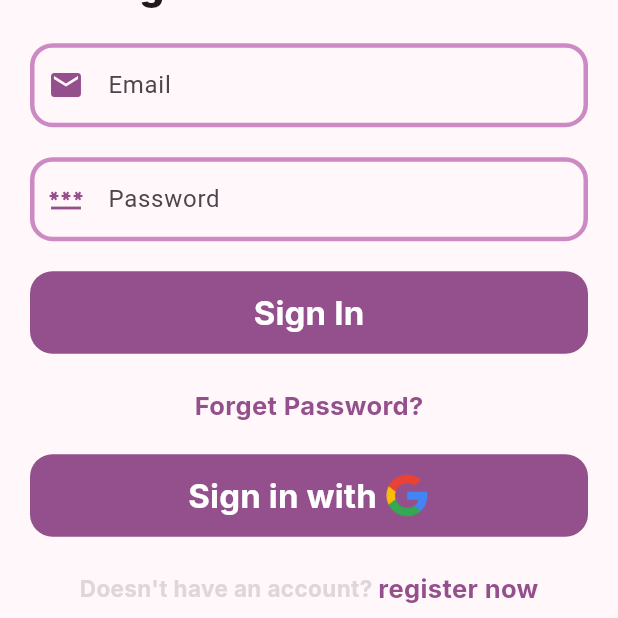
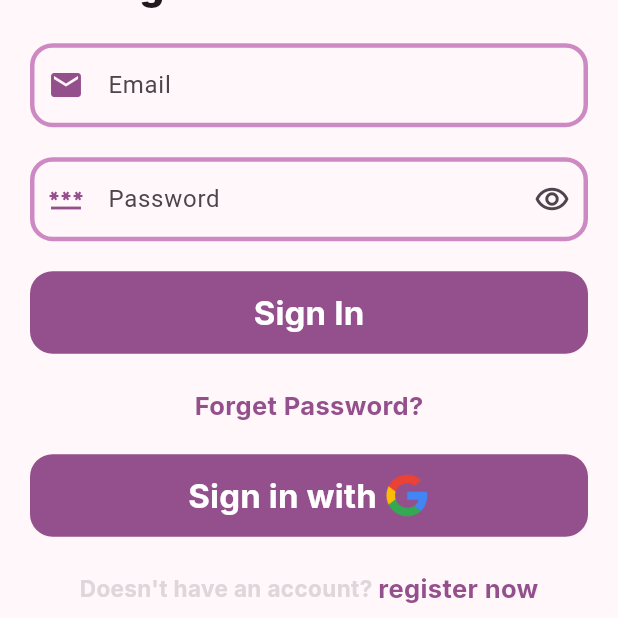
Before and after one commit to HadiAlhamed/flutter-django-real-estate, a Flutter app: the screen it shows after launch, on a phone screen of 412 x 824 dp, the part 618-1236 px from its top. Run offline on Flutter 3.47's test engine with Material 3 defaults, Android fonts, the phone set to English and light mode, and no system bars; our stand-ins replace get.

Commit message:
update login and signup with state management

```diff
--- a/lib/main.dart
+++ b/lib/main.dart
@@ -1,7 +1,9 @@
 import 'package:flutter/material.dart';
 import 'package:get/get.dart';
+import 'package:real_estate/bindings/my_bindings.dart';
 import 'package:real_estate/textstyles/text_colors.dart';
 import 'package:real_estate/views/auth/login.dart';
+import 'package:real_estate/views/auth/signup.dart';
 
 void main() {
   runApp(const MyApp());
@@ -21,8 +23,20 @@ class MyApp extends StatelessWidget {
         useMaterial3: true,
       ),
       initialRoute: '/login',
+      initialBinding: MyBindings(),
       getPages: [
-        GetPage(name: '/login', page: () => Login()),
+        GetPage(
+          name: '/login',
+          page: () => Login(),
+          transition: Transition.fade,
+          transitionDuration: const Duration(milliseconds: 300),
+        ),
+        GetPage(
+          name: '/signup',
+          page: () => Signup(),
+          transition: Transition.fade,
+          transitionDuration: const Duration(milliseconds: 300),
+        ),
       ],
     );
   }
--- a/lib/views/auth/login.dart
+++ b/lib/views/auth/login.dart
@@ -1,4 +1,6 @@
 import 'package:flutter/material.dart';
+import 'package:get/get.dart';
+import 'package:real_estate/controllers/login_controller.dart';
 import 'package:real_estate/textstyles/text_colors.dart';
 import 'package:real_estate/textstyles/text_styles.dart';
 import 'package:real_estate/widgets/my_button.dart';
@@ -8,6 +10,7 @@ import 'package:real_estate/widgets/my_row_button.dart';
 class Login extends StatelessWidget {
   Login({super.key});
   final GlobalKey<FormState> formState = GlobalKey<FormState>();
+  final LoginController loginController = Get.find<LoginController>();
   @override
   Widget build(BuildContext context) {
     final double screenWidth = MediaQuery.sizeOf(context).width;
@@ -39,12 +42,43 @@ class Login extends StatelessWidget {
                         hint: 'Email',
                         prefixIcon: Icons.email,
                       ),
-                      MyInputField(
+                      GetBuilder<LoginController>(
+                        id: 'password',
+                        init: loginController,
+                        builder: (controller) {
+                          return MyInputField(
                             hint: 'Password',
                             prefixIcon: Icons.password,
-                        isObsecure: true,
+                            isObsecure: loginController.hidePassword,
+                            suffixWidget: IconButton(
+                              onPressed: () {
+                                loginController.flipHidePassword();
+                              },
+                              icon: Icon(
+                                loginController.hidePassword
+                                    ? Icons.remove_red_eye_outlined
+                                    : Icons.remove_red_eye,
                               ),
-                      MyButton(title: 'Sign In'),
+                            ),
+                          );
+                        },
+                      ),
+                      GetBuilder(
+                        id: 'loading',
+                        init: loginController,
+                        builder: (controller) {
+                          return MyButton(
+                            title: loginController.isLoading ? null : 'Sign In',
+                            onPressed: () async {
+                              loginController.changeIsLoading(true);
+                              await Future.delayed(
+                                Duration(seconds: 3),
+                              );
+                              loginController.changeIsLoading(false);
+                            },
+                          );
+                        },
+                      ),
                       Container(
                         margin: const EdgeInsets.only(bottom: 20),
                         child: InkWell(
@@ -55,8 +89,22 @@ class Login extends StatelessWidget {
                           ),
                         ),
                       ),
-                      MyRowButton(
-                        child: Row(
+                      GetBuilder<LoginController>(
+                        id: 'loadingGoogle',
+                        init: loginController,
+                        builder: (controller) {
+                          return MyRowButton(
+                            onPressed: () async {
+                              loginController.changeIsLoadingGoogle(true);
+                              await Future.delayed(
+                                Duration(seconds: 3),
+                              );
+                              loginController.changeIsLoadingGoogle(false);
+                            },
+                            child: loginController.isLoading
+                                ? const CircularProgressIndicator(
+                                    color: Colors.white)
+                                : Row(
                                     mainAxisAlignment: MainAxisAlignment.center,
                                     children: [
                                       const Text(
@@ -70,6 +118,8 @@ class Login extends StatelessWidget {
                                       ),
                                     ],
                                   ),
+                          );
+                        },
                       ),
                       Container(
                         margin: const EdgeInsets.only(bottom: 20),
@@ -81,7 +131,9 @@ class Login extends StatelessWidget {
                               style: h4TitleStyleGrey,
                             ),
                             InkWell(
-                              onTap: () {},
+                              onTap: () {
+                                Get.offNamed('/signup');
+                              },
                               child: const Text(
                                 "register now",
                                 style: h3TitleStylePrimary,
--- a/lib/widgets/my_button.dart
+++ b/lib/widgets/my_button.dart
@@ -1,10 +1,17 @@
+// ignore_for_file: public_member_api_docs, sort_constructors_first
 import 'package:flutter/material.dart';
+
 import 'package:real_estate/textstyles/text_colors.dart';
 import 'package:real_estate/textstyles/text_styles.dart';
 
 class MyButton extends StatelessWidget {
-  final String title;
-  const MyButton({super.key, required this.title});
+  final String? title;
+  final void Function()? onPressed;
+  const MyButton({
+    super.key,
+    required this.title,
+    this.onPressed,
+  });
 
   @override
   Widget build(BuildContext context) {
@@ -25,11 +32,13 @@ class MyButton extends StatelessWidget {
           ),
           backgroundColor: WidgetStateProperty.all(primaryColor),
         ),
-        onPressed: () {},
-        child: Text(
-          title,
-          style: buttonTextStyleWhite,
-        ),
+        onPressed: onPressed,
+        child: title == null
+            ? const CircularProgressIndicator(color: Colors.white)
+            : Text(
+                title!,
+                style: buttonTextStyleWhite,
+              ),
       ),
     );
   }
--- a/lib/widgets/my_input_field.dart
+++ b/lib/widgets/my_input_field.dart
@@ -7,11 +7,13 @@ class MyInputField extends StatelessWidget {
   final String hint;
   final IconData? prefixIcon;
   final bool? isObsecure;
+  final Widget? suffixWidget;
   const MyInputField({
     super.key,
     required this.hint,
     this.prefixIcon,
     this.isObsecure,
+    this.suffixWidget,
   });
 
   @override
@@ -21,6 +23,7 @@ class MyInputField extends StatelessWidget {
       child: TextFormField(
         obscureText: isObsecure ?? false,
         decoration: InputDecoration(
+          suffixIcon: suffixWidget,
           hintText: hint,
           prefixIcon: Icon(
             prefixIcon,
--- a/lib/widgets/my_row_button.dart
+++ b/lib/widgets/my_row_button.dart
@@ -5,9 +5,11 @@ import 'package:real_estate/textstyles/text_colors.dart';
 
 class MyRowButton extends StatelessWidget {
   final Widget child;
+  final void Function()? onPressed;
   const MyRowButton({
     super.key,
     required this.child,
+    this.onPressed,
   });
 
   @override
@@ -29,7 +31,7 @@ class MyRowButton extends StatelessWidget {
           ),
           backgroundColor: WidgetStateProperty.all(primaryColor),
         ),
-        onPressed: () {},
+        onPressed: onPressed,
         child: child,
       ),
     );
```
Also changed, not shown: lib/views/auth/signup.dart (+169 -0 lines). Lines whose indentation alone changed are shown as unchanged.
